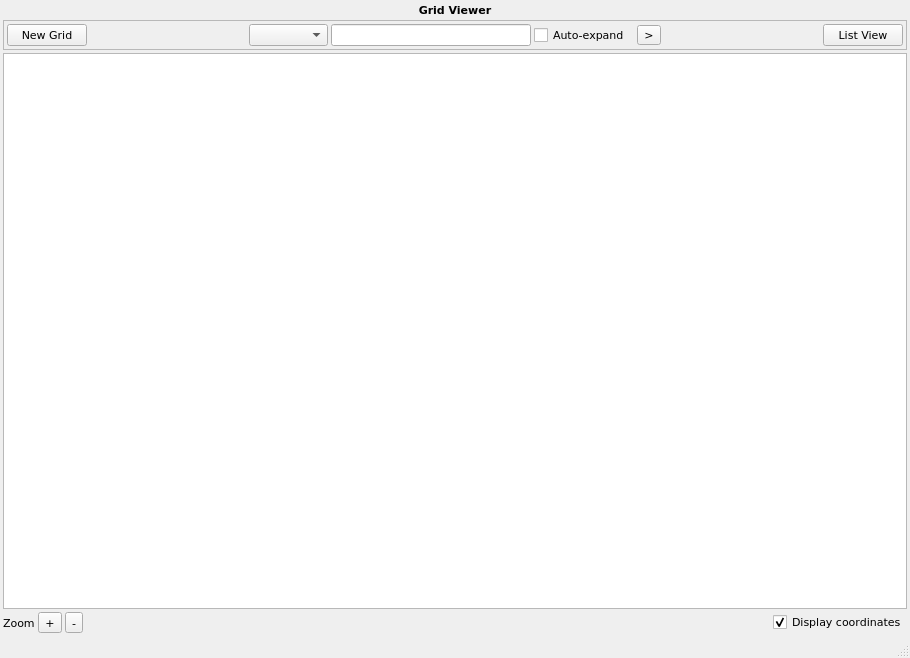
This is tools/gridviewer/qt_viewer.ui in olinox14/pypog as Qt 5 draws it before an edit. The edited form follows.
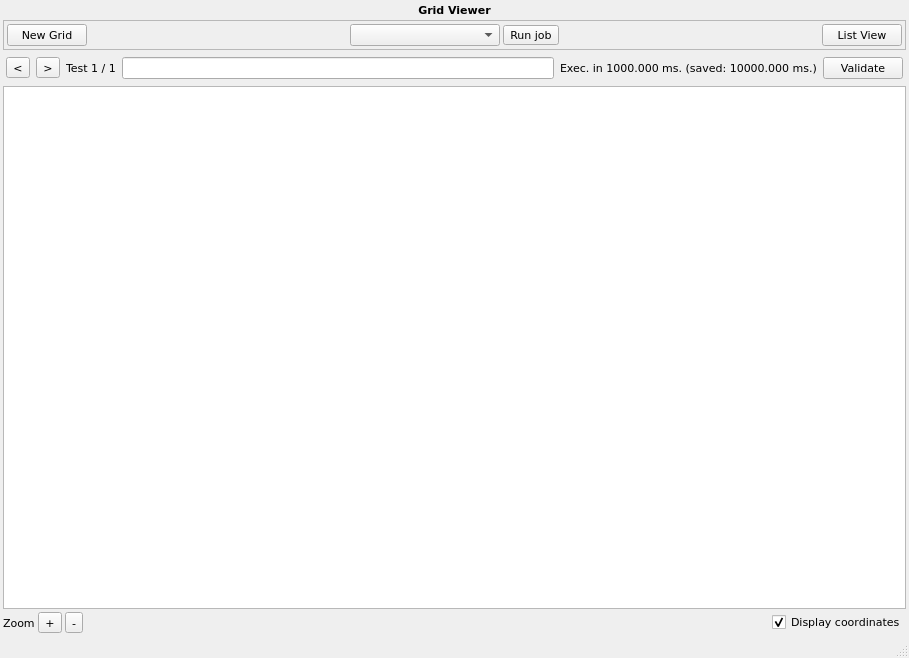
This is the edited form. The open tabs and pages were chosen to show the change.

```diff
--- a/tools/gridviewer/qt_viewer.ui
+++ b/tools/gridviewer/qt_viewer.ui
@@ -6,7 +6,7 @@
    <rect>
     <x>0</x>
     <y>0</y>
-    <width>910</width>
+    <width>909</width>
     <height>658</height>
    </rect>
   </property>
@@ -123,45 +123,17 @@
           </spacer>
          </item>
          <item>
-          <widget class="QComboBox" name="cb_functions"/>
-         </item>
-         <item>
-          <widget class="QLineEdit" name="txt_args">
+          <widget class="QComboBox" name="cb_jobs">
            <property name="minimumSize">
             <size>
-             <width>200</width>
+             <width>150</width>
              <height>0</height>
             </size>
            </property>
-           <property name="maximumSize">
-            <size>
-             <width>200</width>
-             <height>16777215</height>
-            </size>
-           </property>
           </widget>
          </item>
          <item>
-          <widget class="QCheckBox" name="chk_expand">
-           <property name="minimumSize">
-            <size>
-             <width>100</width>
-             <height>0</height>
-            </size>
-           </property>
-           <property name="maximumSize">
-            <size>
-             <width>100</width>
-             <height>16777215</height>
-            </size>
-           </property>
-           <property name="text">
-            <string>Auto-expand</string>
-           </property>
-          </widget>
-         </item>
-         <item>
-          <widget class="QToolButton" name="btn_run">
+          <widget class="QToolButton" name="btn_run_job">
            <property name="minimumSize">
             <size>
              <width>0</width>
@@ -175,7 +147,7 @@
             </size>
            </property>
            <property name="text">
-            <string>&gt;</string>
+            <string>Run job</string>
            </property>
           </widget>
          </item>
@@ -202,6 +174,84 @@
         </layout>
        </widget>
       </item>
+      <item>
+       <widget class="QStackedWidget" name="stack_job">
+        <property name="minimumSize">
+         <size>
+          <width>0</width>
+          <height>30</height>
+         </size>
+        </property>
+        <property name="maximumSize">
+         <size>
+          <width>16777215</width>
+          <height>30</height>
+         </size>
+        </property>
+        <property name="currentIndex">
+         <number>0</number>
+        </property>
+        <widget class="QWidget" name="page_2"/>
+        <widget class="QWidget" name="page">
+         <layout class="QHBoxLayout" name="horizontalLayout_3">
+          <property name="leftMargin">
+           <number>3</number>
+          </property>
+          <property name="topMargin">
+           <number>3</number>
+          </property>
+          <property name="rightMargin">
+           <number>3</number>
+          </property>
+          <property name="bottomMargin">
+           <number>3</number>
+          </property>
+          <item>
+           <widget class="QToolButton" name="btn_job_previous">
+            <property name="text">
+             <string>&lt;</string>
+            </property>
+           </widget>
+          </item>
+          <item>
+           <widget class="QToolButton" name="btn_job_next">
+            <property name="text">
+             <string>&gt;</string>
+            </property>
+           </widget>
+          </item>
+          <item>
+           <widget class="QLabel" name="lbl_job_number">
+            <property name="text">
+             <string>Test 1 / 1</string>
+            </property>
+           </widget>
+          </item>
+          <item>
+           <widget class="QLineEdit" name="txt_job_run">
+            <property name="readOnly">
+             <bool>true</bool>
+            </property>
+           </widget>
+          </item>
+          <item>
+           <widget class="QLabel" name="lbl_job_exectime">
+            <property name="text">
+             <string>Exec. in 1000.000 ms. (saved: 10000.000 ms.)</string>
+            </property>
+           </widget>
+          </item>
+          <item>
+           <widget class="QPushButton" name="btn_job_validate">
+            <property name="text">
+             <string>Validate</string>
+            </property>
+           </widget>
+          </item>
+         </layout>
+        </widget>
+       </widget>
+      </item>
       <item>
        <widget class="QGraphicsView" name="view">
         <property name="font">
```
Left out of the diff: 4 changed lines with no effect on the pictures.
